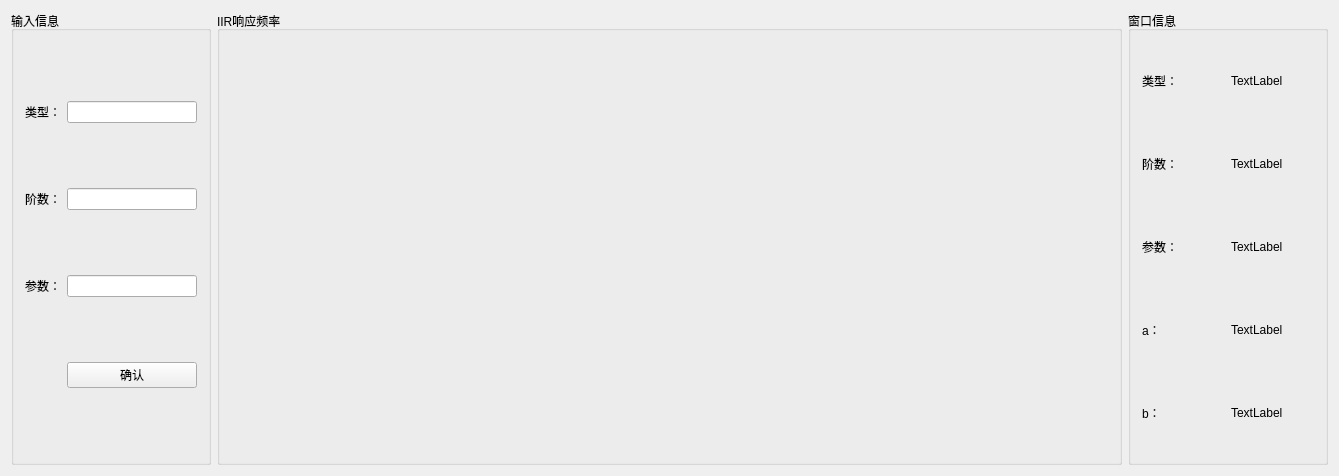
The window that SpeechSignalAnalysisSystem/freqyres.ui (L-zhouhua/SpeechSignalAnalysisSystem) describes before a commit, drawn with Qt 5.
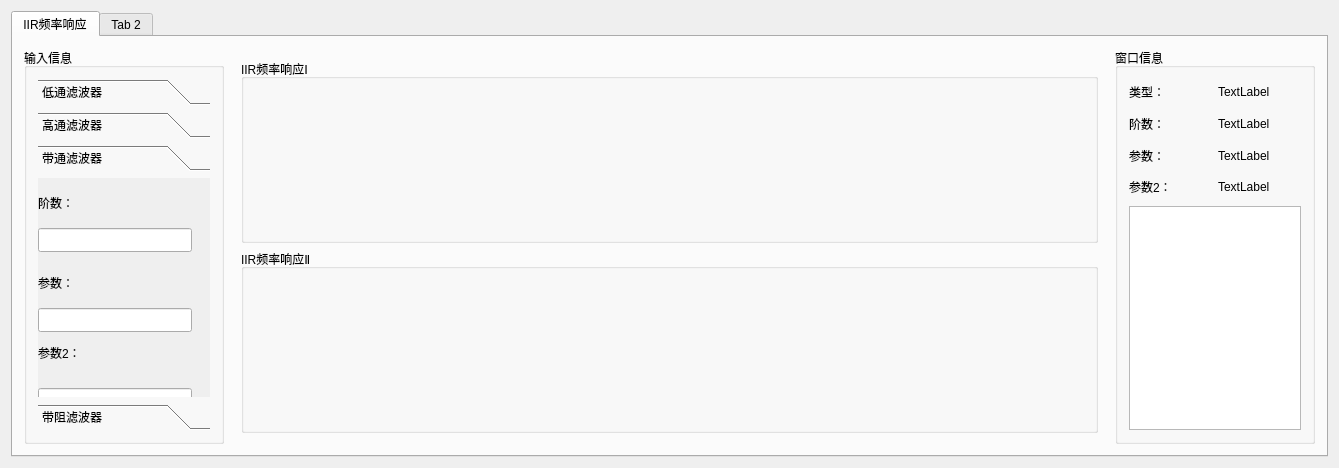
The same window after the commit. The open tabs and pages were chosen to show the change. Custom widgets are drawn as their Qt base class.

Commit message: 添加窗函数，频率响应部分

```diff
--- a/SpeechSignalAnalysisSystem/freqyres.ui
+++ b/SpeechSignalAnalysisSystem/freqyres.ui
@@ -7,26 +7,21 @@
     <x>0</x>
     <y>0</y>
     <width>1339</width>
-    <height>476</height>
+    <height>468</height>
    </rect>
   </property>
   <property name="windowTitle">
    <string>FreqyRes</string>
   </property>
+  <layout class="QVBoxLayout" name="verticalLayout_7">
+   <item>
+    <widget class="QTabWidget" name="tabWidget">
+     <widget class="QWidget" name="tab_5">
+      <attribute name="title">
+       <string>IIR频率响应</string>
+      </attribute>
   <layout class="QGridLayout" name="gridLayout_2">
-   <item row="0" column="1" rowspan="2">
-    <widget class="QGroupBox" name="groupBox">
-     <property name="title">
-      <string>IIR响应频率</string>
-     </property>
-     <layout class="QVBoxLayout" name="verticalLayout">
-      <item>
-       <widget class="QCustomPlot" name="widget" native="true"/>
-      </item>
-     </layout>
-    </widget>
-   </item>
-   <item row="0" column="0" rowspan="2">
+       <item row="0" column="0">
     <widget class="QGroupBox" name="groupBox_3">
      <property name="maximumSize">
       <size>
@@ -38,59 +33,438 @@
       <string>输入信息</string>
      </property>
      <layout class="QGridLayout" name="gridLayout">
-      <item row="2" column="1">
-       <widget class="QLineEdit" name="parameter_edit"/>
-      </item>
-      <item row="1" column="1">
-       <widget class="QLineEdit" name="order_edit"/>
-      </item>
-      <item row="2" column="0">
-       <widget class="QLabel" name="parameter_lab">
-        <property name="text">
-         <string>参数：</string>
-        </property>
-       </widget>
-      </item>
       <item row="0" column="0">
-       <widget class="QLabel" name="type_lab">
+           <widget class="QToolBox" name="type_toolBox">
+            <property name="currentIndex">
+             <number>0</number>
+            </property>
+            <property name="tabSpacing">
+             <number>7</number>
+            </property>
+            <widget class="QWidget" name="page">
+             <property name="geometry">
+              <rect>
+               <x>0</x>
+               <y>0</y>
+               <width>176</width>
+               <height>237</height>
+              </rect>
+             </property>
+             <attribute name="label">
+              <string>低通滤波器</string>
+             </attribute>
+             <layout class="QVBoxLayout" name="verticalLayout_3">
+              <item>
+               <widget class="QLabel" name="label_2">
+                <property name="maximumSize">
+                 <size>
+                  <width>16777215</width>
+                  <height>50</height>
+                 </size>
+                </property>
         <property name="text">
-         <string>类型：</string>
-        </property>
+                 <string>阶数：</string>
+                </property>
+               </widget>
+              </item>
+              <item>
+               <widget class="QLineEdit" name="order_edit_LP">
+                <property name="focusPolicy">
+                 <enum>Qt::StrongFocus</enum>
+                </property>
+                <property name="echoMode">
+                 <enum>QLineEdit::Normal</enum>
+                </property>
+               </widget>
+              </item>
+              <item>
+               <widget class="QLabel" name="label_3">
+                <property name="maximumSize">
+                 <size>
+                  <width>16777215</width>
+                  <height>50</height>
+                 </size>
+                </property>
+                <property name="text">
+                 <string>参数：</string>
+                </property>
+               </widget>
+              </item>
+              <item>
+               <widget class="QLineEdit" name="parameter_edit_LP"/>
+              </item>
+              <item>
+               <widget class="QPushButton" name="affirm_but_LP">
+                <property name="enabled">
+                 <bool>true</bool>
+                </property>
+                <property name="maximumSize">
+                 <size>
+                  <width>16777215</width>
+                  <height>16777215</height>
+                 </size>
+                </property>
+                <property name="text">
+                 <string>确认</string>
+                </property>
+                <property name="iconSize">
+                 <size>
+                  <width>20</width>
+                  <height>20</height>
+                 </size>
+                </property>
+               </widget>
+              </item>
+             </layout>
+            </widget>
+            <widget class="QWidget" name="page_4">
+             <property name="geometry">
+              <rect>
+               <x>0</x>
+               <y>0</y>
+               <width>176</width>
+               <height>237</height>
+              </rect>
+             </property>
+             <attribute name="label">
+              <string>高通滤波器</string>
+             </attribute>
+             <widget class="QLineEdit" name="parameter_edit_HP">
+              <property name="geometry">
+               <rect>
+                <x>10</x>
+                <y>178</y>
+                <width>154</width>
+                <height>24</height>
+               </rect>
+              </property>
+             </widget>
+             <widget class="QLineEdit" name="order_edit_HP">
+              <property name="geometry">
+               <rect>
+                <x>10</x>
+                <y>68</y>
+                <width>154</width>
+                <height>24</height>
+               </rect>
+              </property>
+             </widget>
+             <widget class="QLabel" name="label_9">
+              <property name="geometry">
+               <rect>
+                <x>10</x>
+                <y>110</y>
+                <width>154</width>
+                <height>50</height>
+               </rect>
+              </property>
+              <property name="maximumSize">
+               <size>
+                <width>16777215</width>
+                <height>50</height>
+               </size>
+              </property>
+              <property name="text">
+               <string>参数：</string>
+              </property>
+             </widget>
+             <widget class="QPushButton" name="affirm_but_HP">
+              <property name="enabled">
+               <bool>true</bool>
+              </property>
+              <property name="geometry">
+               <rect>
+                <x>10</x>
+                <y>220</y>
+                <width>154</width>
+                <height>28</height>
+               </rect>
+              </property>
+              <property name="maximumSize">
+               <size>
+                <width>16777215</width>
+                <height>16777215</height>
+               </size>
+              </property>
+              <property name="text">
+               <string>确认</string>
+              </property>
+              <property name="iconSize">
+               <size>
+                <width>20</width>
+                <height>20</height>
+               </size>
+              </property>
+             </widget>
+             <widget class="QLabel" name="label_10">
+              <property name="geometry">
+               <rect>
+                <x>10</x>
+                <y>0</y>
+                <width>154</width>
+                <height>50</height>
+               </rect>
+              </property>
+              <property name="maximumSize">
+               <size>
+                <width>16777215</width>
+                <height>50</height>
+               </size>
+              </property>
+              <property name="text">
+               <string>阶数：</string>
+              </property>
+             </widget>
+            </widget>
+            <widget class="QWidget" name="page_3">
+             <property name="geometry">
+              <rect>
+               <x>0</x>
+               <y>0</y>
+               <width>176</width>
+               <height>237</height>
+              </rect>
+             </property>
+             <attribute name="label">
+              <string>带通滤波器</string>
+             </attribute>
+             <widget class="QLineEdit" name="parameter_edit_BP">
+              <property name="geometry">
+               <rect>
+                <x>0</x>
+                <y>130</y>
+                <width>154</width>
+                <height>24</height>
+               </rect>
+              </property>
+             </widget>
+             <widget class="QLineEdit" name="order_edit_BP">
+              <property name="geometry">
+               <rect>
+                <x>0</x>
+                <y>50</y>
+                <width>154</width>
+                <height>24</height>
+               </rect>
+              </property>
+             </widget>
+             <widget class="QLabel" name="label_11">
+              <property name="geometry">
+               <rect>
+                <x>0</x>
+                <y>80</y>
+                <width>154</width>
+                <height>50</height>
+               </rect>
+              </property>
+              <property name="maximumSize">
+               <size>
+                <width>16777215</width>
+                <height>50</height>
+               </size>
+              </property>
+              <property name="text">
+               <string>参数：</string>
+              </property>
+             </widget>
+             <widget class="QPushButton" name="affirm_but_BP">
+              <property name="enabled">
+               <bool>true</bool>
+              </property>
+              <property name="geometry">
+               <rect>
+                <x>0</x>
+                <y>260</y>
+                <width>154</width>
+                <height>28</height>
+               </rect>
+              </property>
+              <property name="maximumSize">
+               <size>
+                <width>16777215</width>
+                <height>16777215</height>
+               </size>
+              </property>
+              <property name="text">
+               <string>确认</string>
+              </property>
+              <property name="iconSize">
+               <size>
+                <width>20</width>
+                <height>20</height>
+               </size>
+              </property>
+             </widget>
+             <widget class="QLabel" name="label_12">
+              <property name="geometry">
+               <rect>
+                <x>0</x>
+                <y>0</y>
+                <width>154</width>
+                <height>50</height>
+               </rect>
+              </property>
+              <property name="maximumSize">
+               <size>
+                <width>16777215</width>
+                <height>50</height>
+               </size>
+              </property>
+              <property name="text">
+               <string>阶数：</string>
+              </property>
+             </widget>
+             <widget class="QLabel" name="label_13">
+              <property name="geometry">
+               <rect>
+                <x>0</x>
+                <y>150</y>
+                <width>154</width>
+                <height>50</height>
+               </rect>
+              </property>
+              <property name="maximumSize">
+               <size>
+                <width>16777215</width>
+                <height>50</height>
+               </size>
+              </property>
+              <property name="text">
+               <string>参数2：</string>
+              </property>
+             </widget>
+             <widget class="QLineEdit" name="parameter_edit_2_BP">
+              <property name="geometry">
+               <rect>
+                <x>0</x>
+                <y>210</y>
+                <width>154</width>
+                <height>24</height>
+               </rect>
+              </property>
+             </widget>
+            </widget>
+            <widget class="QWidget" name="page_2">
+             <property name="geometry">
+              <rect>
+               <x>0</x>
+               <y>0</y>
+               <width>176</width>
+               <height>237</height>
+              </rect>
+             </property>
+             <attribute name="label">
+              <string>带阻滤波器</string>
+             </attribute>
+             <layout class="QVBoxLayout" name="verticalLayout_4">
+              <item>
+               <widget class="QLabel" name="label_15">
+                <property name="maximumSize">
+                 <size>
+                  <width>16777215</width>
+                  <height>50</height>
+                 </size>
+                </property>
+                <property name="text">
+                 <string>阶数：</string>
+                </property>
+               </widget>
+              </item>
+              <item>
+               <widget class="QLineEdit" name="order_edit_BS"/>
+              </item>
+              <item>
+               <widget class="QLabel" name="label_14">
+                <property name="maximumSize">
+                 <size>
+                  <width>16777215</width>
+                  <height>50</height>
+                 </size>
+                </property>
+                <property name="text">
+                 <string>参数：</string>
+                </property>
+               </widget>
+              </item>
+              <item>
+               <widget class="QLineEdit" name="parameter_edit_BS"/>
+              </item>
+              <item>
+               <widget class="QLabel" name="label_16">
+                <property name="maximumSize">
+                 <size>
+                  <width>16777215</width>
+                  <height>50</height>
+                 </size>
+                </property>
+                <property name="text">
+                 <string>参数2：</string>
+                </property>
+               </widget>
+              </item>
+              <item>
+               <widget class="QLineEdit" name="parameter_edit_2_BS"/>
+              </item>
+              <item>
+               <widget class="QPushButton" name="affirm_but_BS">
+                <property name="enabled">
+                 <bool>true</bool>
+                </property>
+                <property name="maximumSize">
+                 <size>
+                  <width>16777215</width>
+                  <height>16777215</height>
+                 </size>
+                </property>
+                <property name="text">
+                 <string>确认</string>
+                </property>
+                <property name="iconSize">
+                 <size>
+                  <width>20</width>
+                  <height>20</height>
+                 </size>
+                </property>
+               </widget>
+              </item>
+             </layout>
+            </widget>
+           </widget>
+          </item>
+         </layout>
        </widget>
       </item>
       <item row="0" column="1">
-       <widget class="QLineEdit" name="type_edit"/>
-      </item>
-      <item row="1" column="0">
-       <widget class="QLabel" name="order_lab">
-        <property name="text">
-         <string>阶数：</string>
-        </property>
-       </widget>
-      </item>
-      <item row="3" column="1">
-       <widget class="QPushButton" name="affirm_but">
-        <property name="maximumSize">
-         <size>
-          <width>16777215</width>
-          <height>16777215</height>
-         </size>
-        </property>
-        <property name="text">
-         <string>确认</string>
-        </property>
-        <property name="iconSize">
-         <size>
-          <width>20</width>
-          <height>20</height>
-         </size>
-        </property>
+        <widget class="QWidget" name="widget" native="true">
+         <layout class="QVBoxLayout" name="verticalLayout_6">
+          <item>
+           <widget class="QGroupBox" name="groupBox">
+            <property name="title">
+             <string>IIR频率响应Ⅰ</string>
+            </property>
+            <layout class="QVBoxLayout" name="verticalLayout">
+             <item>
+              <widget class="QCustomPlot" name="freqyres_widget" native="true"/>
+             </item>
+            </layout>
+           </widget>
+          </item>
+          <item>
+           <widget class="QGroupBox" name="groupBox_2">
+            <property name="title">
+             <string>IIR频率响应Ⅱ</string>
+            </property>
+            <layout class="QVBoxLayout" name="verticalLayout_5">
+             <item>
+              <widget class="QCustomPlot" name="freqyres_widget_2" native="true"/>
+             </item>
+            </layout>
        </widget>
       </item>
      </layout>
     </widget>
    </item>
-   <item row="0" column="2" rowspan="2">
+       <item row="0" column="2">
     <widget class="QGroupBox" name="groupBox_4">
      <property name="maximumSize">
       <size>
@@ -101,78 +475,105 @@
      <property name="title">
       <string>窗口信息</string>
      </property>
-     <layout class="QGridLayout" name="gridLayout_3">
-      <item row="0" column="0">
+         <layout class="QVBoxLayout" name="verticalLayout_2">
+          <item>
+           <layout class="QHBoxLayout" name="horizontalLayout">
+            <item>
        <widget class="QLabel" name="label_4">
         <property name="text">
          <string>类型：</string>
         </property>
        </widget>
       </item>
-      <item row="0" column="1">
-       <widget class="QLabel" name="label">
+            <item>
+             <widget class="QLabel" name="type_lab">
         <property name="text">
          <string>TextLabel</string>
         </property>
        </widget>
       </item>
-      <item row="1" column="0">
+           </layout>
+          </item>
+          <item>
+           <layout class="QHBoxLayout" name="horizontalLayout_2">
+            <item>
        <widget class="QLabel" name="label_5">
         <property name="text">
          <string>阶数：</string>
         </property>
        </widget>
       </item>
-      <item row="1" column="1">
-       <widget class="QLabel" name="label_2">
+            <item>
+             <widget class="QLabel" name="order_lab">
         <property name="text">
          <string>TextLabel</string>
         </property>
        </widget>
       </item>
-      <item row="2" column="0">
+           </layout>
+          </item>
+          <item>
+           <layout class="QHBoxLayout" name="horizontalLayout_3">
+            <item>
        <widget class="QLabel" name="label_6">
         <property name="text">
          <string>参数：</string>
         </property>
        </widget>
       </item>
-      <item row="2" column="1">
-       <widget class="QLabel" name="label_3">
+            <item>
+             <widget class="QLabel" name="parameter_lab">
         <property name="text">
          <string>TextLabel</string>
         </property>
        </widget>
       </item>
-      <item row="3" column="0">
-       <widget class="QLabel" name="label_7">
+           </layout>
+          </item>
+          <item>
+           <layout class="QHBoxLayout" name="horizontalLayout_4">
+            <item>
+             <widget class="QLabel" name="label_17">
         <property name="text">
-         <string>a：</string>
+               <string>参数2：</string>
         </property>
        </widget>
       </item>
-      <item row="3" column="1">
-       <widget class="QLabel" name="label_9">
+            <item>
+             <widget class="QLabel" name="parameter_lab_2">
         <property name="text">
          <string>TextLabel</string>
         </property>
        </widget>
       </item>
-      <item row="4" column="0">
-       <widget class="QLabel" name="label_8">
-        <property name="text">
-         <string>b：</string>
-        </property>
-       </widget>
-      </item>
-      <item row="4" column="1">
-       <widget class="QLabel" name="label_10">
-        <property name="text">
-         <string>TextLabel</string>
-        </property>
+           </layout>
+          </item>
+          <item>
+           <widget class="QPlainTextEdit" name="plainTextEdit">
+            <property name="enabled">
+             <bool>true</bool>
+            </property>
+            <property name="maximumSize">
+             <size>
+              <width>16777215</width>
+              <height>224</height>
+             </size>
+            </property>
+            <property name="readOnly">
+             <bool>true</bool>
+            </property>
+           </widget>
+          </item>
+         </layout>
        </widget>
       </item>
      </layout>
+     </widget>
+     <widget class="QWidget" name="tab_6">
+      <attribute name="title">
+       <string>Tab 2</string>
+      </attribute>
+     </widget>
     </widget>
    </item>
   </layout>
```
Left out of the diff: 16 changed lines with no effect on the pictures. Lines whose indentation alone changed are shown as unchanged. The commit also changes 14 other files.
